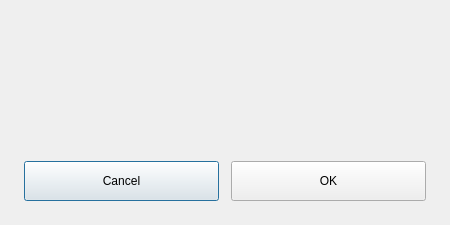
The window that ui/forms/customalertdialog.ui (PPAS-Rashmika/SYNCLAB-Centralized-Workshop-Laboratory-Allocation-Platform) describes before a commit, drawn with Qt 5.
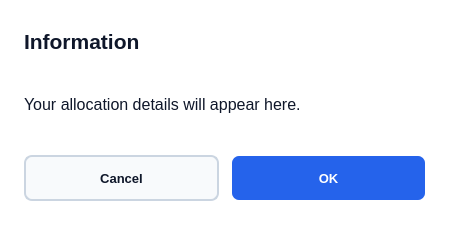
The same window after the commit.

Diff of the .ui file:
```diff
--- a/ui/forms/customalertdialog.ui
+++ b/ui/forms/customalertdialog.ui
@@ -10,24 +10,15 @@
     <height>225</height>
    </rect>
   </property>
-  <layout class="QVBoxLayout" name="verticalLayout">
-   <property name="spacing">
-    <number>12</number>
-   </property>
-   <property name="leftMargin">
-    <number>24</number>
-   </property>
-   <property name="topMargin">
-    <number>24</number>
-   </property>
-   <property name="rightMargin">
-    <number>24</number>
-   </property>
-   <property name="bottomMargin">
-    <number>24</number>
-   </property>
-   <item>
     <widget class="QLabel" name="titleLbl">
+   <property name="geometry">
+    <rect>
+     <x>24</x>
+     <y>24</y>
+     <width>402</width>
+     <height>34</height>
+    </rect>
+   </property>
      <property name="wordWrap">
       <bool>true</bool>
      </property>
@@ -40,10 +31,19 @@
        <bold>true</bold>
       </font>
      </property>
-    </widget>
-   </item>
-   <item>
+   <property name="text">
+    <string>Information</string>
+   </property>
+  </widget>
     <widget class="QLabel" name="messageLbl">
+   <property name="geometry">
+    <rect>
+     <x>24</x>
+     <y>70</y>
+     <width>402</width>
+     <height>69</height>
+    </rect>
+   </property>
      <property name="textFormat">
       <enum>Qt::PlainText</enum>
      </property>
@@ -55,25 +55,19 @@
      <property name="wordWrap">
       <bool>true</bool>
      </property>
-    </widget>
-   </item>
-   <item>
-    <spacer name="verticalSpacer">
-     <property name="orientation">
-      <enum>Qt::Orientation::Vertical</enum>
-     </property>
-     <property name="sizeHint" stdset="0">
-      <size>
-       <width>0</width>
-       <height>0</height>
-      </size>
-     </property>
-    </spacer>
-   </item>
-   <item>
-    <layout class="QHBoxLayout" name="horizontalLayout">
-     <item>
+   <property name="text">
+    <string>Your allocation details will appear here.</string>
+   </property>
+  </widget>
       <widget class="QPushButton" name="cancelBtn">
+   <property name="geometry">
+    <rect>
+     <x>24</x>
+     <y>155</y>
+     <width>195</width>
+     <height>46</height>
+    </rect>
+   </property>
        <property name="minimumSize">
         <size>
          <width>120</width>
@@ -86,10 +80,22 @@
        <property name="text">
         <string>Cancel</string>
        </property>
-      </widget>
-     </item>
-     <item>
+   <property name="font">
+    <font>
+     <pointsize>10</pointsize>
+     <bold>true</bold>
+    </font>
+   </property>
+  </widget>
       <widget class="QPushButton" name="okBtn">
+   <property name="geometry">
+    <rect>
+     <x>231</x>
+     <y>155</y>
+     <width>195</width>
+     <height>46</height>
+    </rect>
+   </property>
        <property name="minimumSize">
         <size>
          <width>120</width>
@@ -102,11 +108,39 @@
        <property name="text">
         <string>OK</string>
        </property>
-      </widget>
-     </item>
-    </layout>
-   </item>
-  </layout>
+   <property name="font">
+    <font>
+     <pointsize>10</pointsize>
+     <bold>true</bold>
+    </font>
+   </property>
+  </widget>
+  <property name="styleSheet">
+   <string notr="true">QDialog { background-color: #FFFFFF; color: #0F172A; }
+QLabel { color: #0F172A; background: transparent; }
+QLineEdit, QComboBox { background-color: #F8FAFC; color: #0F172A; border: 1px solid #CBD5E1; border-radius: 7px; padding: 8px; }
+QLineEdit:focus, QComboBox:focus { border: 1px solid #2563EB; }
+QComboBox QAbstractItemView { background-color: #F8FAFC; color: #0F172A; selection-background-color: #2563EB; selection-color: white; border: 1px solid #CBD5E1; }
+QPushButton { background-color: #2563EB; color: white; border: 2px solid transparent; border-radius: 8px; padding: 2px 14px; }
+QPushButton:focus, QPushButton:default { border-color: #0F172A; }
+QPushButton:hover { border-color: #CBD5E1; }
+QPushButton:disabled { background-color: #CBD5E1; color: #0F172A; }
+QPushButton#cancelBtn, QPushButton#closeBtn { background-color: #F8FAFC; color: #0F172A; border-color: #CBD5E1; }
+QGroupBox { color: #0F172A; border: 1px solid #CBD5E1; border-radius: 8px; margin-top: 16px; padding-top: 10px; }
+QGroupBox::title { subcontrol-origin: margin; left: 12px; padding: 0 4px; }</string>
+  </property>
+  <property name="font">
+   <font>
+    <family>Segoe UI</family>
+    <pointsize>10</pointsize>
+   </font>
+  </property>
+  <property name="minimumSize">
+   <size>
+    <width>450</width>
+    <height>225</height>
+   </size>
+  </property>
  </widget>
  <resources />
  <connections />
```
Left out of the diff: 2 changed lines with no effect on the pictures. Lines whose indentation alone changed are shown as unchanged.
